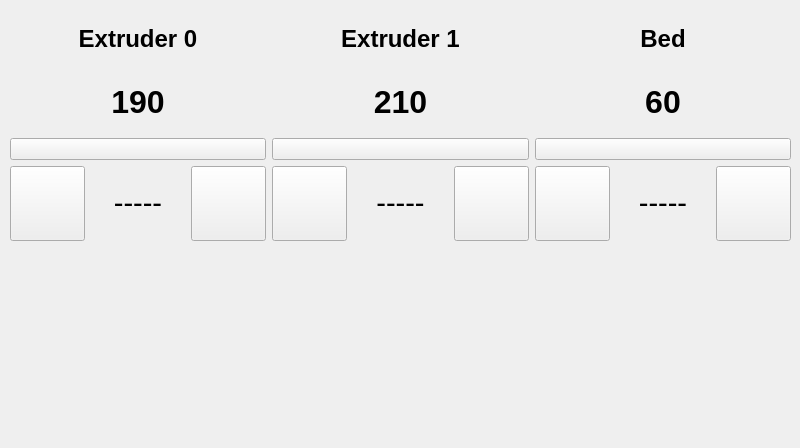
Qt form ClientApp/qt/temperaturepage_qt.ui (re3Dprinting/touchscreen) before a commit.
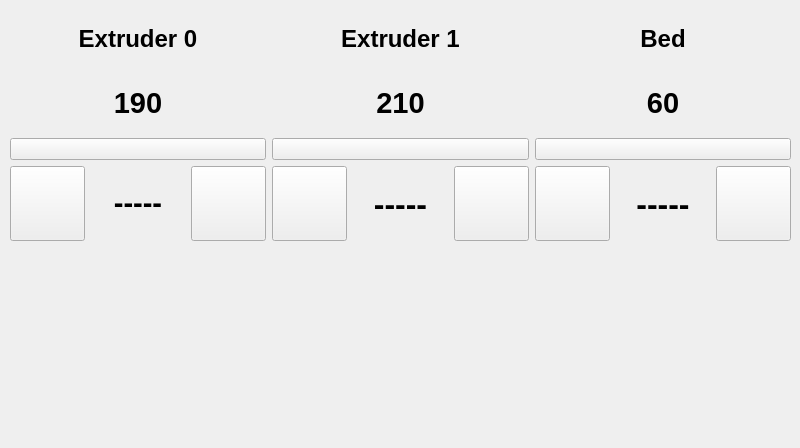
The same form after that commit. Icons and pictures are not drawn.

The edit to the form file:
```diff
--- a/ClientApp/qt/temperaturepage_qt.ui
+++ b/ClientApp/qt/temperaturepage_qt.ui
@@ -75,8 +75,18 @@
         </item>
         <item>
          <widget class="QLabel" name="e1temp">
+          <property name="font">
+           <font>
+            <pointsize>22</pointsize>
+            <weight>75</weight>
+            <bold>true</bold>
+           </font>
+          </property>
           <property name="text">
-           <string>&lt;html&gt;&lt;head/&gt;&lt;body&gt;&lt;p align=&quot;center&quot;&gt;&lt;span style=&quot; font-size:24pt; font-weight:600;&quot;&gt;190&lt;/span&gt;&lt;/p&gt;&lt;/body&gt;&lt;/html&gt;</string>
+           <string>190</string>
+          </property>
+          <property name="alignment">
+           <set>Qt::AlignCenter</set>
           </property>
          </widget>
         </item>
@@ -110,8 +120,18 @@
         </item>
         <item>
          <widget class="QLabel" name="e2temp">
+          <property name="font">
+           <font>
+            <pointsize>22</pointsize>
+            <weight>75</weight>
+            <bold>true</bold>
+           </font>
+          </property>
           <property name="text">
-           <string>&lt;html&gt;&lt;head/&gt;&lt;body&gt;&lt;p align=&quot;center&quot;&gt;&lt;span style=&quot; font-size:24pt; font-weight:600;&quot;&gt;210&lt;/span&gt;&lt;/p&gt;&lt;/body&gt;&lt;/html&gt;</string>
+           <string>210</string>
+          </property>
+          <property name="alignment">
+           <set>Qt::AlignCenter</set>
           </property>
          </widget>
         </item>
@@ -145,8 +165,18 @@
         </item>
         <item>
          <widget class="QLabel" name="bedtemp">
+          <property name="font">
+           <font>
+            <pointsize>22</pointsize>
+            <weight>75</weight>
+            <bold>true</bold>
+           </font>
+          </property>
           <property name="text">
-           <string>&lt;html&gt;&lt;head/&gt;&lt;body&gt;&lt;p align=&quot;center&quot;&gt;&lt;span style=&quot; font-size:24pt; font-weight:600;&quot;&gt;60&lt;/span&gt;&lt;/p&gt;&lt;/body&gt;&lt;/html&gt;</string>
+           <string>60</string>
+          </property>
+          <property name="alignment">
+           <set>Qt::AlignCenter</set>
           </property>
          </widget>
         </item>
@@ -200,9 +230,19 @@
         </item>
         <item>
          <widget class="QLabel" name="e1set">
+          <property name="font">
+           <font>
+            <pointsize>24</pointsize>
+            <weight>75</weight>
+            <bold>true</bold>
+           </font>
+          </property>
           <property name="text">
            <string>&lt;html&gt;&lt;head/&gt;&lt;body&gt;&lt;p align=&quot;center&quot;&gt;&lt;span style=&quot; font-size:22pt;&quot;&gt;-----&lt;/span&gt;&lt;/p&gt;&lt;/body&gt;&lt;/html&gt;</string>
           </property>
+          <property name="alignment">
+           <set>Qt::AlignCenter</set>
+          </property>
          </widget>
         </item>
         <item>
@@ -257,8 +297,18 @@
         </item>
         <item>
          <widget class="QLabel" name="e2set">
+          <property name="font">
+           <font>
+            <pointsize>24</pointsize>
+            <weight>75</weight>
+            <bold>true</bold>
+           </font>
+          </property>
           <property name="text">
-           <string>&lt;html&gt;&lt;head/&gt;&lt;body&gt;&lt;p align=&quot;center&quot;&gt;&lt;span style=&quot; font-size:22pt;&quot;&gt;-----&lt;/span&gt;&lt;/p&gt;&lt;/body&gt;&lt;/html&gt;</string>
+           <string>-----</string>
+          </property>
+          <property name="alignment">
+           <set>Qt::AlignCenter</set>
           </property>
          </widget>
         </item>
@@ -314,8 +364,18 @@
         </item>
         <item>
          <widget class="QLabel" name="bedset">
+          <property name="font">
+           <font>
+            <pointsize>24</pointsize>
+            <weight>75</weight>
+            <bold>true</bold>
+           </font>
+          </property>
           <property name="text">
-           <string>&lt;html&gt;&lt;head/&gt;&lt;body&gt;&lt;p align=&quot;center&quot;&gt;&lt;span style=&quot; font-size:22pt;&quot;&gt;-----&lt;/span&gt;&lt;/p&gt;&lt;/body&gt;&lt;/html&gt;</string>
+           <string>-----</string>
+          </property>
+          <property name="alignment">
+           <set>Qt::AlignCenter</set>
           </property>
          </widget>
         </item>
```
